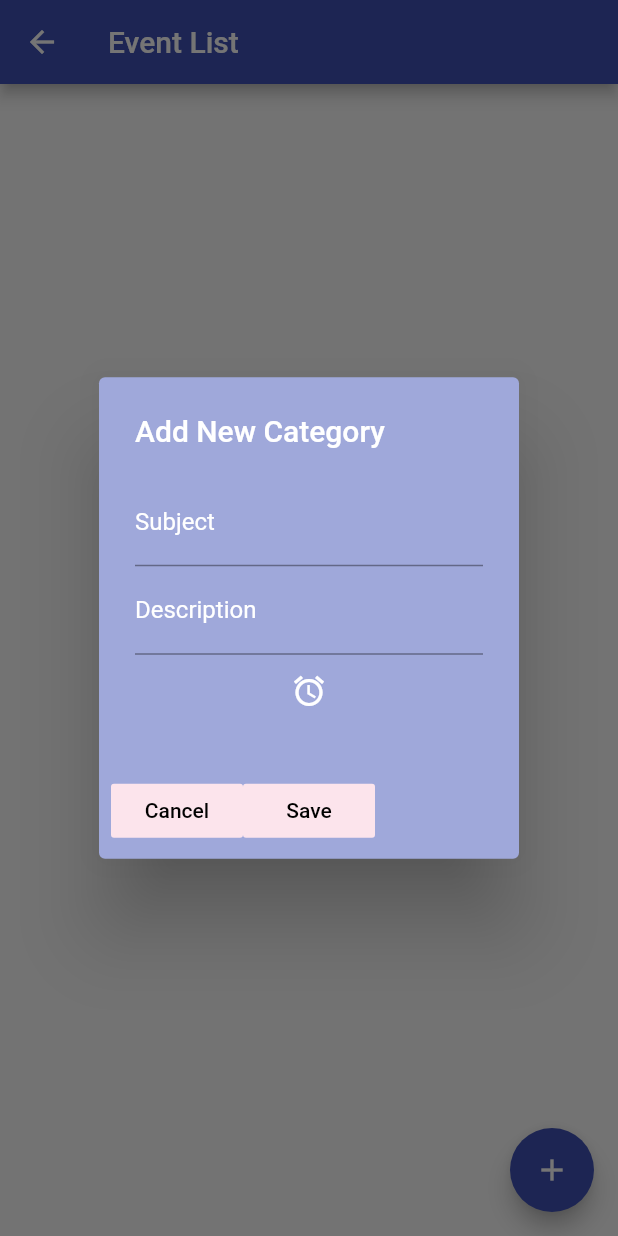
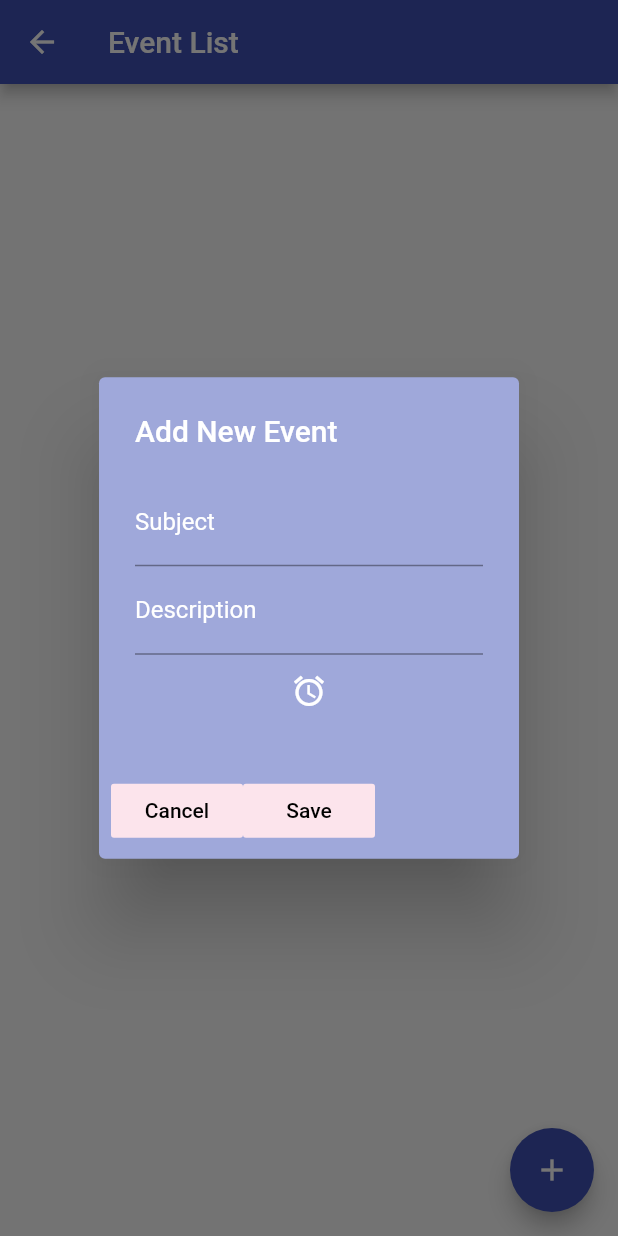
Before and after one commit to YushaCan/UHave, a Flutter app: the DetailedList screen opened directly with empty values, after a tap on the "add" icon, on a phone screen of 412 x 824 dp. Run offline on Flutter 3.47's test engine with Material 2 defaults, Android fonts, the phone set to English and light mode, and no system bars; our stand-ins replace flutter_local_notifications, sqflite, table_calendar; accounts and stored records are empty; Roboto replaces fonts that are missing (Monteserat).

Commit message:
Update DetailedList.dart

```diff
--- a/UHave/lib/DetailedList.dart
+++ b/UHave/lib/DetailedList.dart
@@ -110,7 +110,7 @@ class _DetailedListState extends State<DetailedList> {
                       )),
             ],
             title: Text(
-              "Add New Category",
+              "Add New Event",
               style: TextStyle(color: Colors.white),
             ),
             content: SingleChildScrollView(
```
